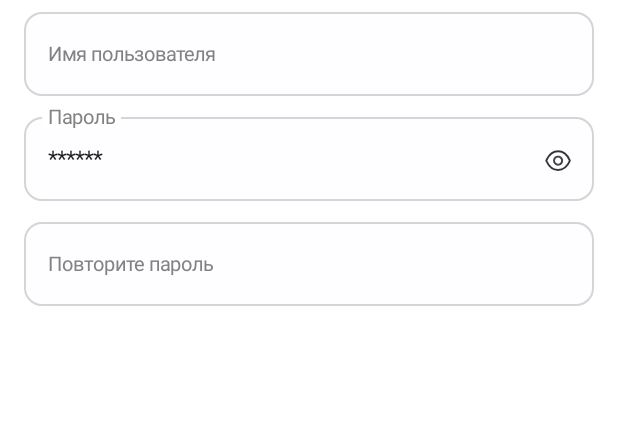
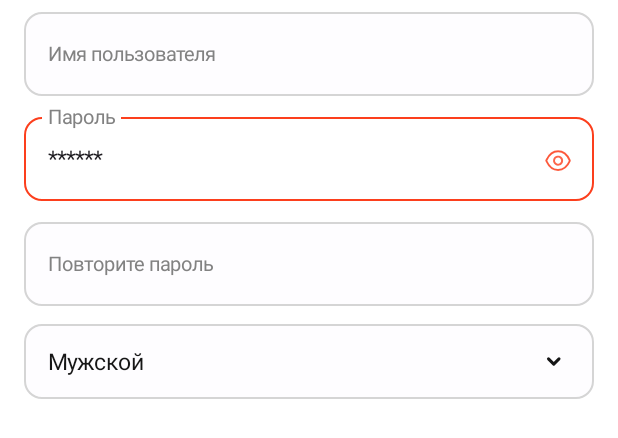
Before and after one commit to davityanlm22pv191/TutorPlace, an Android app built with Jetpack Compose: the @Preview function OnboardingProvideDetailsPreview, on a phone screen of 412 x 824 dp. Shown: the top 438 px of the screen. Run offline under Robolectric (Android 15) with nearby library versions, the phone set to English and light mode, and no system bars.

Commit message:
feat: implement sex selection in onboarding
- Add a `SexChoosingMenu` dropdown to the `OnboardingProvideDetails` screen.
- Introduce `isSexError` to `OnboardingState` for validation.
- Implement error state handling for the sex field, clearing the error when a sex is chosen.
- Add new string resources for sex options (`common_sex_male`, `common_sex_female`, `common_your_sex`).
- Add `ic_arrow_down_black_16` drawable for the dropdown indicator.
- Update the `Sex` enum to include a `stringResId`.

```diff
--- a/app/src/main/java/com/example/tutorplace/domain/model/Sex.kt
+++ b/app/src/main/java/com/example/tutorplace/domain/model/Sex.kt
@@ -1,9 +1,14 @@
 package com.example.tutorplace.domain.model
 
-enum class Sex {
-	MALE,
-	MIDDLE,
-	FEMALE;
+import androidx.annotation.StringRes
+import com.example.tutorplace.R
+
+enum class Sex(
+	@param:StringRes val stringResId: Int
+) {
+	MALE(R.string.common_sex_male),
+	MIDDLE(0),
+	FEMALE(R.string.common_sex_female);
 }
 
 fun Sex.switchStringResId(
--- a/app/src/main/java/com/example/tutorplace/ui/screens/onboarding/presentation/OnboardingReducer.kt
+++ b/app/src/main/java/com/example/tutorplace/ui/screens/onboarding/presentation/OnboardingReducer.kt
@@ -43,7 +43,7 @@ object OnboardingReducer : BaseReducer<OnboardingState, OnboardingEvent> {
 		oldState: OnboardingState,
 		event: SexChosen
 	): OnboardingState {
-		return oldState.copy(sex = event.sex)
+		return oldState.copy(sex = event.sex, isSexError = false)
 	}
 
 	private fun reduceRepeatPasswordError(oldState: OnboardingState): OnboardingState {
--- a/app/src/main/java/com/example/tutorplace/ui/screens/onboarding/presentation/OnboardingState.kt
+++ b/app/src/main/java/com/example/tutorplace/ui/screens/onboarding/presentation/OnboardingState.kt
@@ -15,6 +15,7 @@ data class OnboardingState(
 	val password: TextFieldState = TextFieldState(),
 	val repeatedPassword: TextFieldState = TextFieldState(),
 	val sex: Sex? = null,
+	val isSexError: Boolean = false,
 	val isBackButtonVisible: Boolean = false,
 	val isMainButtonEnabled: Boolean = false,
 	@param:StringRes val mainButtonTitle: Int = R.string.onboarding_next_step,
--- a/app/src/main/java/com/example/tutorplace/ui/screens/onboarding/ui/OnboardingProvideDetails.kt
+++ b/app/src/main/java/com/example/tutorplace/ui/screens/onboarding/ui/OnboardingProvideDetails.kt
@@ -1,11 +1,30 @@
 package com.example.tutorplace.ui.screens.onboarding.ui
 
+import androidx.compose.animation.core.animateFloatAsState
+import androidx.compose.foundation.BorderStroke
+import androidx.compose.foundation.Image
 import androidx.compose.foundation.layout.Column
 import androidx.compose.foundation.layout.ColumnScope
+import androidx.compose.foundation.layout.PaddingValues
+import androidx.compose.foundation.layout.Row
 import androidx.compose.foundation.layout.fillMaxWidth
 import androidx.compose.foundation.layout.padding
+import androidx.compose.foundation.shape.RoundedCornerShape
+import androidx.compose.material3.DropdownMenu
+import androidx.compose.material3.DropdownMenuItem
+import androidx.compose.material3.Surface
+import androidx.compose.material3.Text
 import androidx.compose.runtime.Composable
+import androidx.compose.runtime.getValue
+import androidx.compose.runtime.mutableStateOf
+import androidx.compose.runtime.remember
+import androidx.compose.runtime.setValue
+import androidx.compose.ui.Alignment
 import androidx.compose.ui.Modifier
+import androidx.compose.ui.draw.rotate
+import androidx.compose.ui.graphics.Color
+import androidx.compose.ui.graphics.ColorFilter
+import androidx.compose.ui.res.painterResource
 import androidx.compose.ui.res.stringResource
 import androidx.compose.ui.tooling.preview.Preview
 import androidx.compose.ui.unit.dp
@@ -17,6 +36,12 @@ import com.example.tutorplace.ui.common.NameTextField
 import com.example.tutorplace.ui.common.PasswordTextField
 import com.example.tutorplace.ui.common.TextFieldState
 import com.example.tutorplace.ui.screens.onboarding.presentation.OnboardingState
+import com.example.tutorplace.ui.theme.Black16
+import com.example.tutorplace.ui.theme.ContainerColor
+import com.example.tutorplace.ui.theme.Grey82
+import com.example.tutorplace.ui.theme.GreyD5
+import com.example.tutorplace.ui.theme.Red1D
+import com.example.tutorplace.ui.theme.Typography
 
 @Composable
 fun OnboardingProvideDetails(
@@ -59,6 +84,77 @@ fun OnboardingProvideDetails(
 		onDoneClicked = {},
 		onValueChanged = { onRepeatedPasswordChanged(it) }
 	)
+	SexChoosingMenu(
+		modifier = Modifier
+			.padding(horizontal = 16.dp)
+			.padding(top = 12.dp)
+			.fillMaxWidth()
+			.padding(bottom = 16.dp),
+		selectedSex = state.sex,
+		isError = state.isSexError,
+		onSexChosen = { onSexChosen(it) }
+	)
+}
+
+@Composable
+private fun SexChoosingMenu(
+	modifier: Modifier = Modifier,
+	selectedSex: Sex?,
+	isError: Boolean,
+	onSexChosen: (Sex) -> Unit
+) {
+	val sexList = listOf(Sex.MALE, Sex.FEMALE)
+	var isOpen by remember { mutableStateOf(false) }
+	val rotateDegrees by animateFloatAsState(targetValue = if (isOpen) 180f else 0f)
+
+	Surface(
+		modifier = modifier,
+		shape = RoundedCornerShape(12.dp),
+		color = ContainerColor,
+		border = BorderStroke(1.dp, if (isError) Red1D else GreyD5),
+		onClick = { isOpen = !isOpen }
+	) {
+		Row(
+			modifier = Modifier
+				.fillMaxWidth()
+				.padding(horizontal = 16.dp, vertical = 14.dp),
+			verticalAlignment = Alignment.CenterVertically
+		) {
+			Text(
+				modifier = Modifier.weight(1f),
+				text = stringResource(selectedSex?.stringResId ?: R.string.common_your_sex),
+				style = Typography.labelMedium.copy(color = if (selectedSex != null) Black16 else Grey82),
+				color = if (isError) Red1D.copy(alpha = 0.5f) else Color.Unspecified,
+				maxLines = 1
+			)
+			Image(
+				modifier = Modifier.rotate(rotateDegrees),
+				contentDescription = null,
+				painter = painterResource(R.drawable.ic_arrow_down_black_16),
+				alpha = if (selectedSex != null) 1f else 0.5f,
+				colorFilter = ColorFilter.tint(Red1D).takeIf { isError }
+			)
+			DropdownMenu(
+				expanded = isOpen,
+				onDismissRequest = { isOpen = false },
+				shape = RoundedCornerShape(24.dp),
+				containerColor = ContainerColor
+			) {
+				sexList.forEach { sex ->
+					DropdownMenuItem(
+						text = { Text(text = stringResource(sex.stringResId)) },
+						onClick = {
+							isOpen = false
+							if (selectedSex != sex) {
+								onSexChosen(sex)
+							}
+						},
+						contentPadding = PaddingValues(horizontal = 16.dp),
+					)
+				}
+			}
+		}
+	}
 }
 
 @Preview(showSystemUi = false, showBackground = true, backgroundColor = 0xFFFFFFFF)
@@ -70,7 +166,8 @@ private fun OnboardingProvideDetailsPreview() {
 			state = OnboardingState(
 				onboardingInfo = DataInfo(OnboardingInfo.empty()),
 				step = OnboardingState.Step.PROVIDE_DETAILS,
-				password = TextFieldState(value = "123456")
+				password = TextFieldState(value = "123456", isError = true),
+				sex = Sex.MALE
 			),
 			onUserNameChanged = {},
 			onPasswordChanged = {},
--- /dev/null
+++ b/app/src/main/res/drawable/ic_arrow_down_black_16.xml
@@ -0,0 +1,13 @@
+<vector xmlns:android="http://schemas.android.com/apk/res/android"
+	android:width="21dp"
+	android:height="22dp"
+	android:viewportWidth="21"
+	android:viewportHeight="22">
+	<path
+		android:fillColor="#00000000"
+		android:pathData="M14,9.25L10.5,12.75L7,9.25"
+		android:strokeWidth="2"
+		android:strokeColor="#161616"
+		android:strokeLineCap="round"
+		android:strokeLineJoin="round" />
+</vector>
--- a/app/src/main/res/values/strings.xml
+++ b/app/src/main/res/values/strings.xml
@@ -8,6 +8,9 @@
 	<string name="common_user_name">Имя пользователя</string>
 	<string name="common_password">Пароль</string>
 	<string name="common_repeat_password">Повторите пароль</string>
+	<string name="common_sex_male">Мужской</string>
+	<string name="common_sex_female">Женский</string>
+	<string name="common_your_sex">Ваш пол</string>
 
 	<!-- 	Common Auth -->
 	<string name="common_auth_your_email">Ваша электронная почта</string>
```
